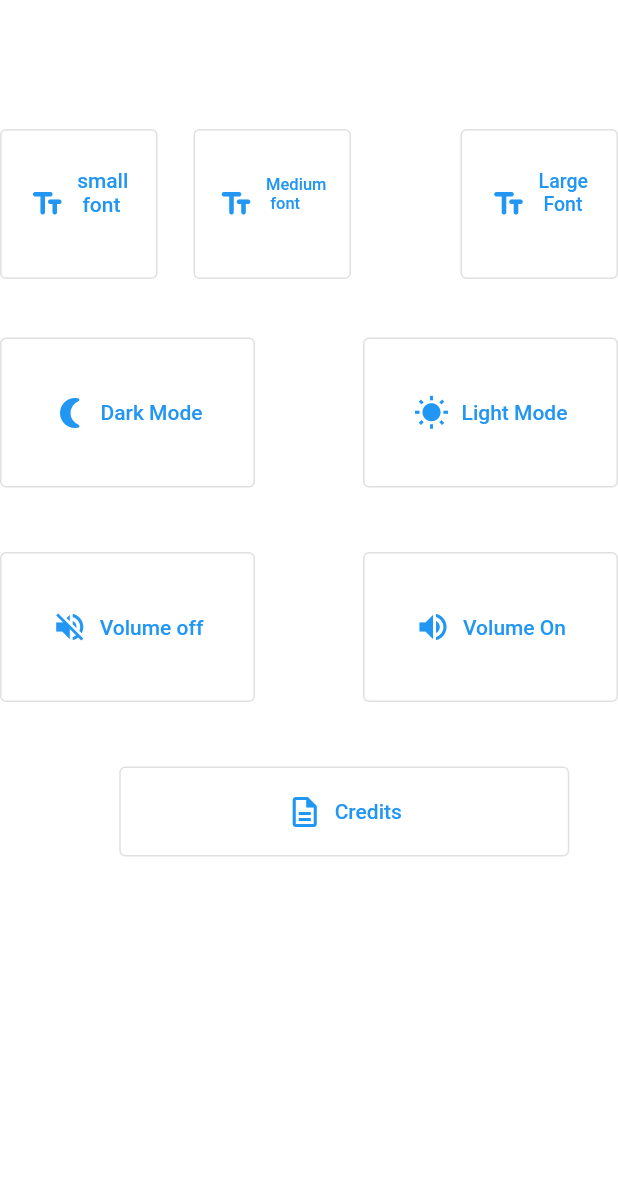
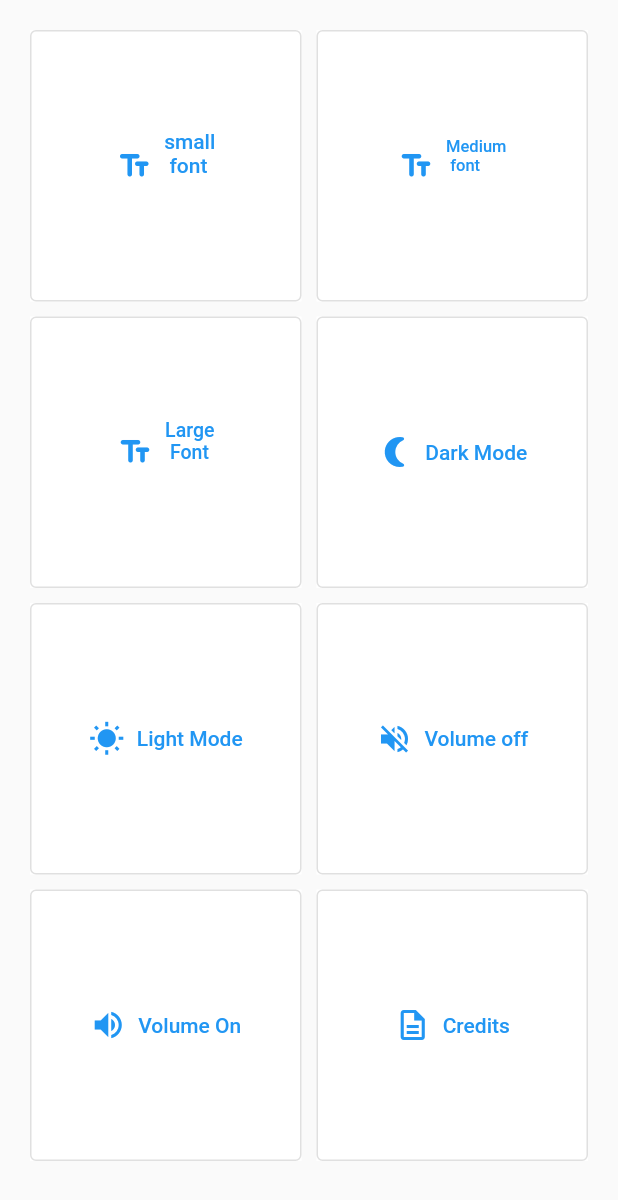
Before and after one commit to iConApp-F/iConApp, a Flutter app: the Demo screen opened by its route, on a phone screen of 412 x 824 dp. Shown: the top 1200 px of the screen. Run offline on Flutter 3.47's test engine with Material 2 defaults, Android fonts, the phone set to English and light mode, and no system bars.

Commit message:
changed buttons in settings to gridview

```diff
--- a/apsc_100m3_724_f/lib/screens/settings.dart
+++ b/apsc_100m3_724_f/lib/screens/settings.dart
@@ -1,16 +1,12 @@
 import 'package:flutter/material.dart';
-
-void main() {
-  runApp(MyApp());
-}
 
 class MyApp extends StatelessWidget {
 
   @override
   Widget build(BuildContext context) {
-    return MaterialApp(
+    return MaterialApp( color: Colors.white,
       title: 'Settings',
-      home: Scaffold(
+      home: Scaffold( backgroundColor: Colors.white,
 
           body: Container(
             margin: EdgeInsets.all(24.0),
@@ -233,55 +229,24 @@ class Square8 extends StatelessWidget {
   }
 }
 
-
 class Demo extends StatelessWidget{
   build(context){
-    return Container(
-        height: MediaQuery.of(context).size.height,
-        width: MediaQuery.of(context).size.width,
-        child: Stack(
-          children: [
-            Positioned(
-                top:86,
-                child:Square1()
-            ),
-            Positioned(
-              top:86,
-              left:129,
-              child: Square2(),
-            ),
-            Positioned(
-              child: Square3(),
-              top: 86,
-              right: 0,
-            ),
-            Positioned(
-              child: Square4(sqwidth: 170.0 ),
-              top: 225,
-            ),
-            Positioned(
-              child: Square5(sqwidth: 170.0),
-              top: 225,
-              right: 0,
-            ),
-            Positioned(
-              child: Square6(sqwidth: 170.0),
-              top: 368,
-              left: 0,
-            ),
-            Positioned(
-              child: Square7(sqwidth: 170.0),
-              top: 368,
-              right: 0,
-            ),
-            Positioned(
-              child: Square8(sqwidth: 300.0, sqheight: 60.0),
-              top: 511,
-              right: 32.5,
-            ),
-
-          ],
-        )
-    );
+   return Scaffold(body:
+     GridView.count(
+        primary: false,
+        padding: const EdgeInsets.all(20),
+    crossAxisSpacing: 10,
+    mainAxisSpacing: 10,
+    crossAxisCount: 2,
+    children: <Widget>[
+    Container(child: Square1()),
+      Container(child: Square2()),
+      Container(child: Square3()),
+      Container(child: Square4()),
+      Container(child: Square5()),
+      Container(child: Square6()),
+      Container(child: Square7()),
+      Container(child: Square8()),
+       ]));
   }
 }
```
Also changed, not shown: 1 other file.
